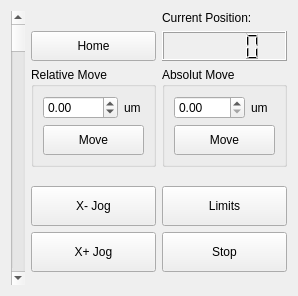
Above: GUI/XWidget.ui from frankscu/pymotor before the change. Below: the same form after it.
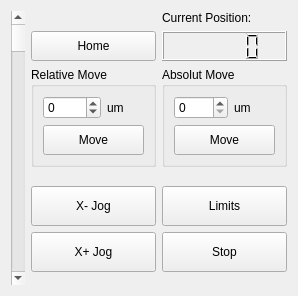
That is the form after the change.

```diff
--- a/GUI/XWidget.ui
+++ b/GUI/XWidget.ui
@@ -35,6 +35,9 @@
           <height>0</height>
          </size>
         </property>
+        <property name="decimals">
+         <number>0</number>
+        </property>
         <property name="minimum">
          <double>-1015.000000000000000</double>
         </property>
@@ -119,6 +122,9 @@
           <height>0</height>
          </size>
         </property>
+        <property name="decimals">
+         <number>0</number>
+        </property>
         <property name="maximum">
          <double>1015.000000000000000</double>
         </property>
```
